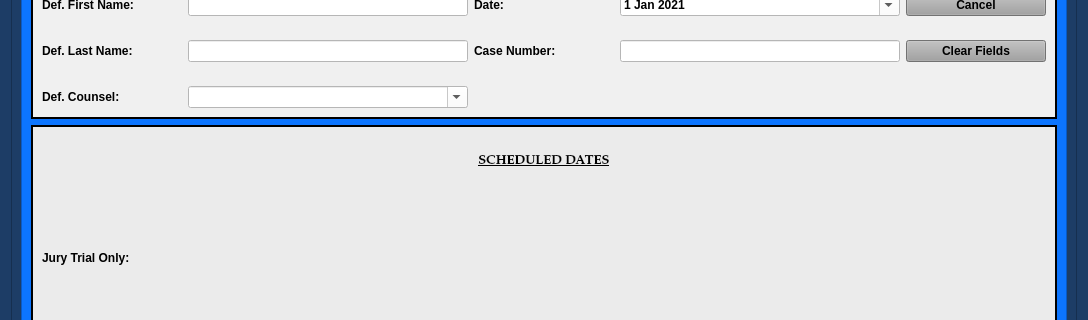
Qt form package/views/ui/FinalJuryNoticeOfHearingDialog.ui (HunterProgram22/MuniEntry) before a commit; both pictures show x 0 to 1088 and y 86 to 406 of the 1088 by 737 pixel window.
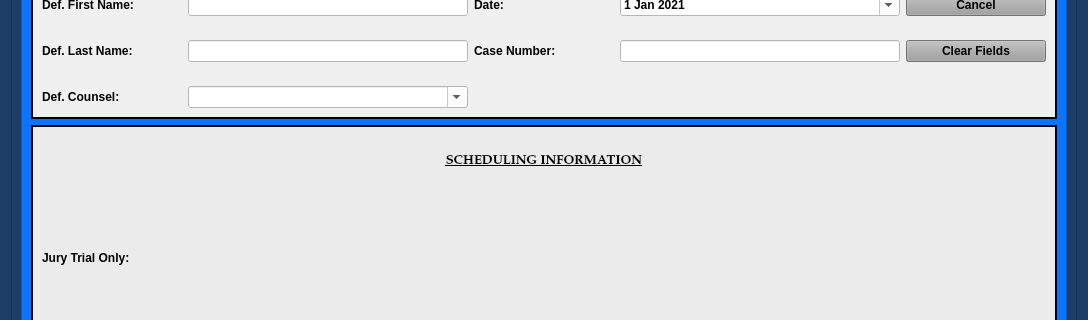
The same form after that commit. Custom widgets are drawn as their Qt base class.

```diff
--- a/package/views/ui/FinalJuryNoticeOfHearingDialog.ui
+++ b/package/views/ui/FinalJuryNoticeOfHearingDialog.ui
@@ -376,7 +376,7 @@
                   </font>
                  </property>
                  <property name="text">
-                  <string>SCHEDULED DATES</string>
+                  <string>SCHEDULING INFORMATION</string>
                  </property>
                  <property name="alignment">
                   <set>Qt::AlignCenter</set>
```
